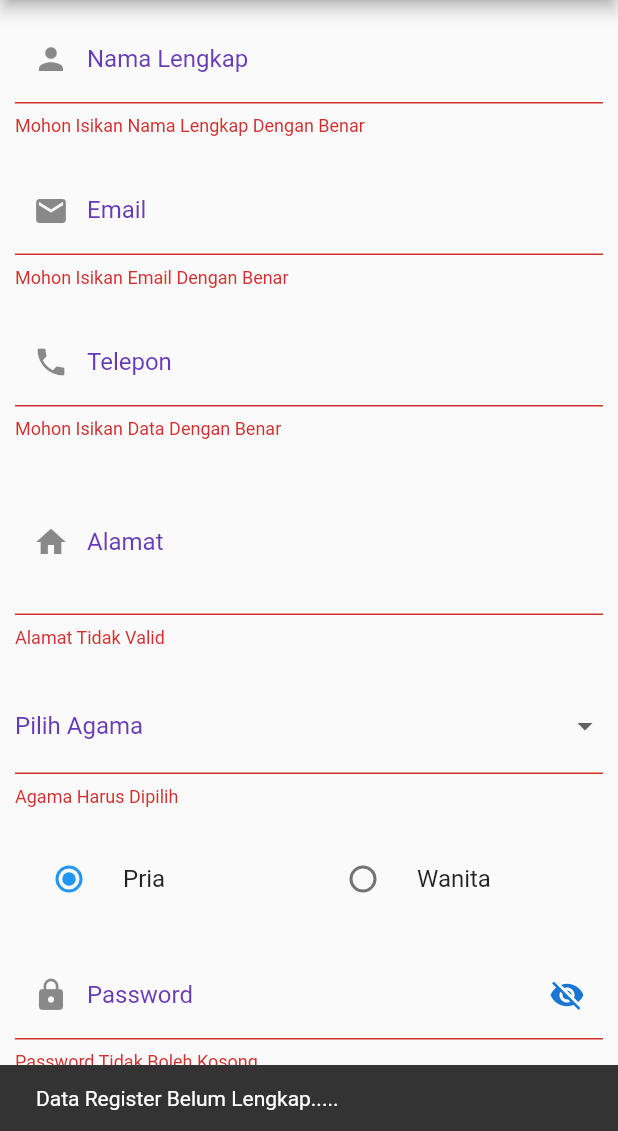
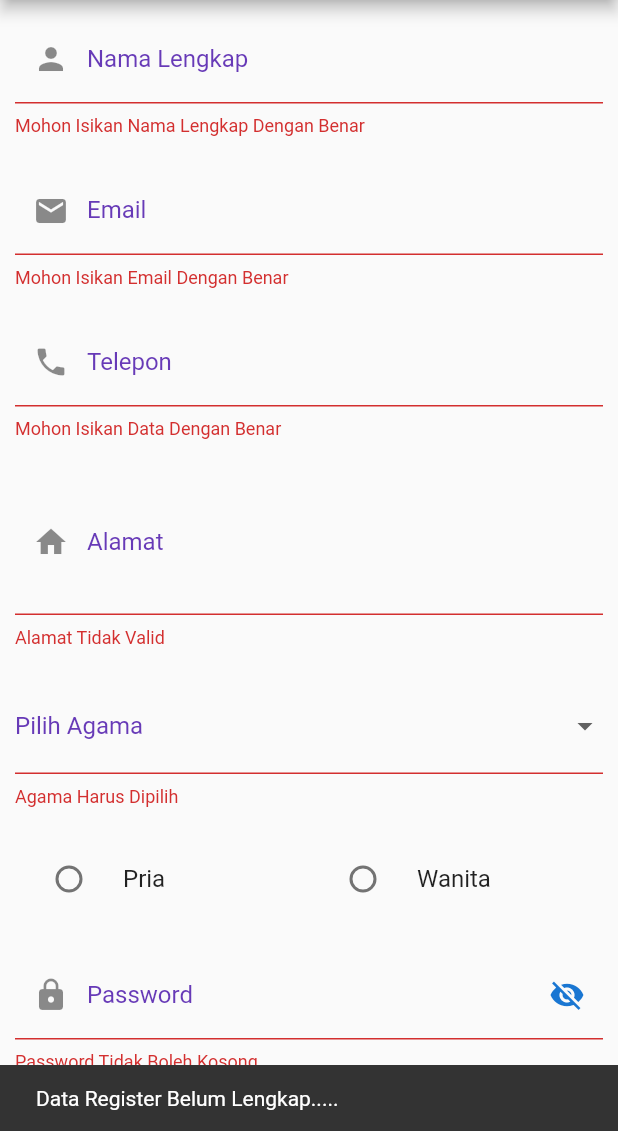
Before and after one commit to yozzylazzy/flutter_validation_passdata_form, a Flutter app: the screen it shows after launch, after a tap on "Submit", on a phone screen of 412 x 824 dp, the part 105-1236 px from its top. Run offline on Flutter 3.47's test engine with Material 2 defaults, Android fonts, the phone set to English and light mode, and no system bars; missing offline and left inert: dart:html.

```diff
--- a/lib/register_form.dart
+++ b/lib/register_form.dart
@@ -13,7 +13,7 @@ class RegisterFormStatefull extends StatefulWidget {
 }
 
 class _RegisterFormStatefullState extends State<RegisterFormStatefull> {
-  String? _gender = 'Pria';
+  String? _gender;
   final GlobalKey<FormState> _keyform = GlobalKey<FormState>();
   String? _gender2 = 'Pria';
   String selectedAgama = '';
@@ -21,7 +21,7 @@ class _RegisterFormStatefullState extends State<RegisterFormStatefull> {
   TextEditingController email = TextEditingController();
   TextEditingController telepon = TextEditingController();
   TextEditingController alamat = TextEditingController();
-
+  //String? => allownull
   bool _passwordVisible = true;
   //
   @override
@@ -216,6 +216,10 @@ class _RegisterFormStatefullState extends State<RegisterFormStatefull> {
       onPressed: (){
         //memanggil method validate dari keyform dengan currentState (bisa banyak currentCOntext, dll)
         if(_keyform.currentState!.validate()){
+          if(_gender==null){
+            ScaffoldMessenger.of(context).showSnackBar(
+                const SnackBar(content: Text("Anda Waria?")));
+          } else {
           showDialog(context: context, builder: (context){
             return AlertDialog(title: const Text('Informasi'),content: Column(
               mainAxisSize: MainAxisSize.min,
@@ -227,7 +231,8 @@ class _RegisterFormStatefullState extends State<RegisterFormStatefull> {
                 Text("Agama : ${selectedAgama}"),
                 Text("Gender : ${_gender}"),
               ],
-            ));});
+            ));
+          });};
         } else {
           ScaffoldMessenger.of(context).showSnackBar(
               const SnackBar(content: Text("Data Register Belum Lengkap....."))
```
